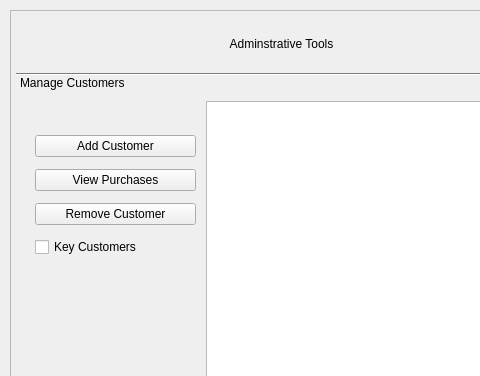
Above: forms/MainWindow.ui from tigerjpg/cybersecurity before the change; both pictures show x 0 to 480 and y 0 to 376 of the 800 by 600 pixel window. Below: the same form after it.
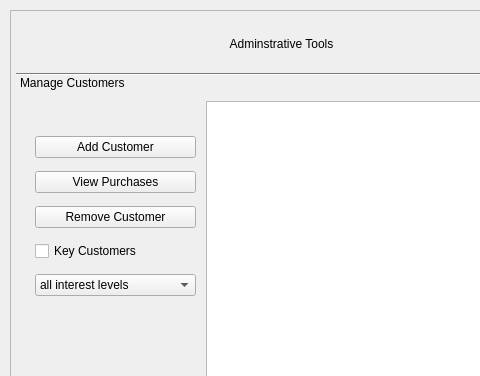
That is the form after the change. The open tabs and pages were chosen to show the change.

Commit message: [#10] add remove customer functionality

What changed in the file:
```diff
--- a/forms/MainWindow.ui
+++ b/forms/MainWindow.ui
@@ -473,8 +473,8 @@
          <rect>
           <x>0</x>
           <y>0</y>
-          <width>100</width>
-          <height>30</height>
+          <width>761</width>
+          <height>389</height>
          </rect>
         </property>
         <attribute name="label">
@@ -526,7 +526,7 @@
            <x>19</x>
            <y>29</y>
            <width>161</width>
-           <height>137</height>
+           <height>175</height>
           </rect>
          </property>
          <layout class="QVBoxLayout" name="verticalLayout_2">
@@ -558,6 +558,30 @@
             </property>
            </widget>
           </item>
+          <item>
+           <widget class="QComboBox" name="comboBox">
+            <item>
+             <property name="text">
+              <string>all interest levels</string>
+             </property>
+            </item>
+            <item>
+             <property name="text">
+              <string>not interested</string>
+             </property>
+            </item>
+            <item>
+             <property name="text">
+              <string>somewhat interested</string>
+             </property>
+            </item>
+            <item>
+             <property name="text">
+              <string>very interested</string>
+             </property>
+            </item>
+           </widget>
+          </item>
          </layout>
         </widget>
        </widget>
```
Left out of the diff: 4 changed lines with no effect on the pictures. The commit also changes 2 other files.
